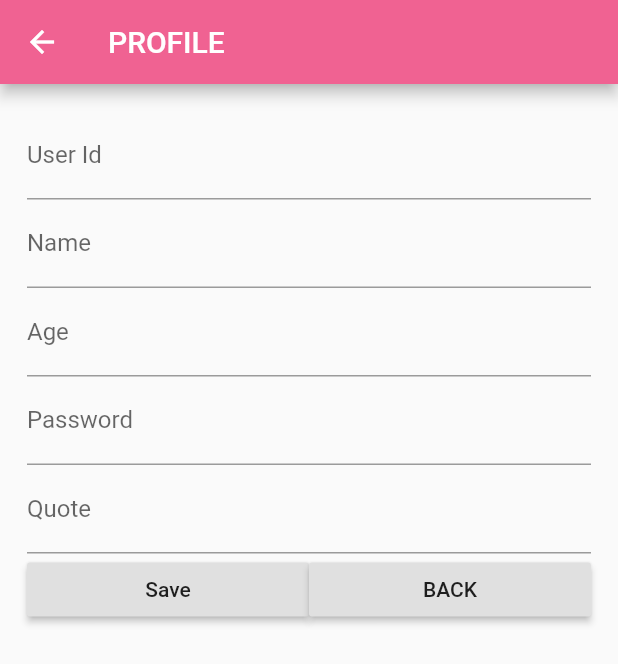
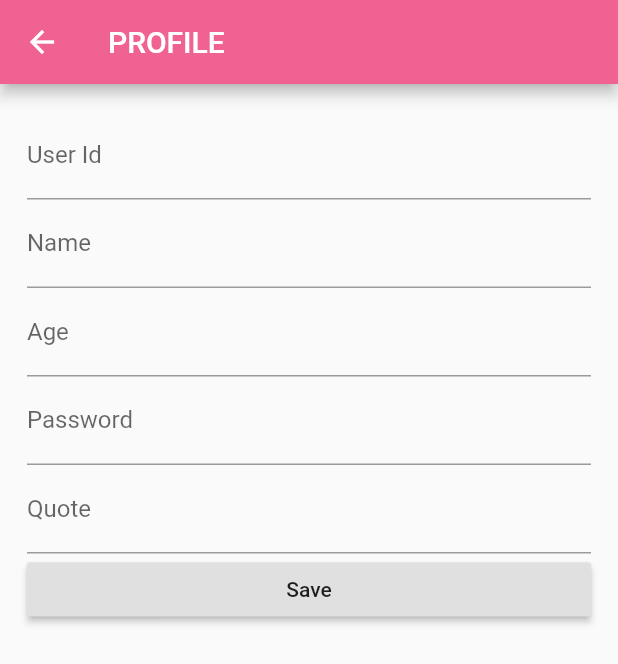
Before and after one commit to momoNiti/mobilefinal2, a Flutter app: the ProfileScreen screen opened by its route, on a phone screen of 412 x 824 dp. Shown: the top 664 px of the screen. Run offline on Flutter 3.47's test engine with Material 2 defaults, Android fonts, the phone set to English and light mode, and no system bars; our stand-ins replace shared_preferences, sqflite; accounts and stored records are empty.

Commit message:
ui profile

```diff
--- a/lib/ui/profile_screen.dart
+++ b/lib/ui/profile_screen.dart
@@ -4,6 +4,7 @@ import 'package:mobilefinal2/util/account.dart';
 import 'package:mobilefinal2/util/sharepref.dart';
 import 'package:path_provider/path_provider.dart';
 import 'dart:io';
+
 class ProfileScreen extends StatefulWidget {
   @override
   State<StatefulWidget> createState() {
@@ -25,14 +26,17 @@ class ProfileScreenState extends State<ProfileScreen> {
     final directory = await getApplicationDocumentsDirectory();
     return directory.path;
   }
-    Future<File> get _localFile async{
+
+  Future<File> get _localFile async {
     final path = await _localPath;
     return File('$path/counter.txt');
   }
+
   Future<File> writeQuote(String quote) async {
     final file = await _localFile;
     return file.writeAsString('$quote');
   }
+
   Future<String> readQuote() async {
     try {
       final file = await _localFile;
@@ -42,10 +46,11 @@ class ProfileScreenState extends State<ProfileScreen> {
       return "";
     }
   }
+
   //
   void initState() {
     super.initState();
-    readQuote().then((value){
+    readQuote().then((value) {
       setState(() {
         quoteController.text = value;
       });
@@ -78,6 +83,7 @@ class ProfileScreenState extends State<ProfileScreen> {
     }
     return double.parse(s, (e) => null) != null;
   }
+
   @override
   Widget build(BuildContext context) {
     return Scaffold(
@@ -100,7 +106,7 @@ class ProfileScreenState extends State<ProfileScreen> {
                         if (value.isEmpty) {
                           return "User Id is required";
                         }
-                        if (value.length < 6 || value.length > 12){
+                        if (value.length < 6 || value.length > 12) {
                           return "ต้องมีความยาวอยู่ในช่วง 6-12 ตัวอักษร";
                         }
                       },
@@ -110,7 +116,7 @@ class ProfileScreenState extends State<ProfileScreen> {
                       decoration: InputDecoration(labelText: "Name"),
                       keyboardType: TextInputType.text,
                       validator: (value) {
-                        if (value.isEmpty){
+                        if (value.isEmpty) {
                           return "Name is required";
                         }
                         if (countSpace(value) != 1) {
@@ -123,12 +129,12 @@ class ProfileScreenState extends State<ProfileScreen> {
                       decoration: InputDecoration(labelText: "Age"),
                       keyboardType: TextInputType.number,
                       validator: (value) {
-                        if (value.isEmpty){
+                        if (value.isEmpty) {
                           return "Age is required";
                         }
                         if (!isNumeric(value) ||
                             int.parse(value) < 10 ||
-                            int.parse(value) > 80){
+                            int.parse(value) > 80) {
                           return "ต้องเป็นตัวเลขและอยู่ในช่วง 10-80";
                         }
                       },
@@ -138,10 +144,10 @@ class ProfileScreenState extends State<ProfileScreen> {
                       decoration: InputDecoration(labelText: "Password"),
                       // obscureText: true,
                       validator: (value) {
-                        if (value.isEmpty){
+                        if (value.isEmpty) {
                           return "Password is required";
                         }
-                        if (value.length < 6){
+                        if (value.length < 6) {
                           return "Password ต้องมีความยาวมากกว่า 6";
                         }
                       },
@@ -177,19 +183,6 @@ class ProfileScreenState extends State<ProfileScreen> {
                             },
                           ),
                         ),
-                        Expanded(
-                          flex: 1,
-                          child: RaisedButton(
-                            child: Text("BACK"),
-                            onPressed: () {
-                              Navigator.pushReplacement(
-                                  context,
-                                  MaterialPageRoute(
-                                      builder: (context) =>
-                                          HomeScreen(account)));
-                            },
-                          ),
-                        ),
                       ],
                     ),
                   ],
```
Lines whose indentation alone changed are shown as unchanged.
